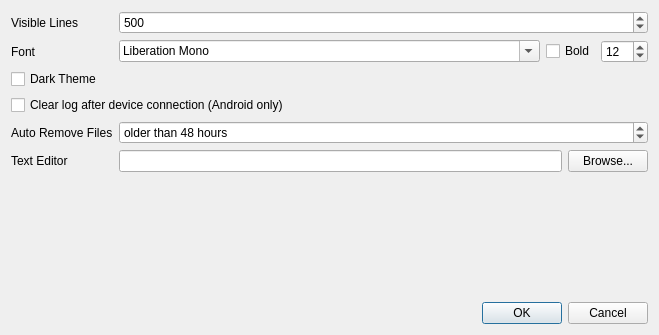
Old version of the form qdevicemonitor/SettingsDialog.ui in the repository alopatindev/qdevicemonitor.
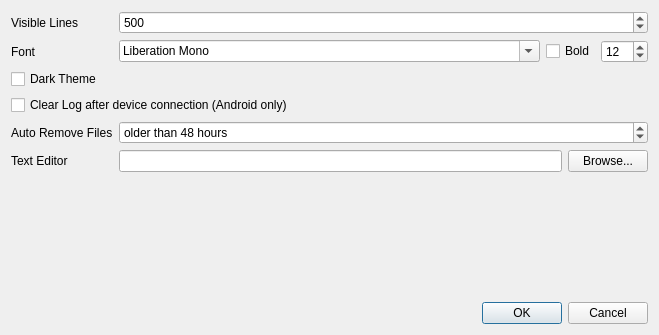
New version of the form.

Diff of the .ui file:
```diff
--- a/qdevicemonitor/SettingsDialog.ui
+++ b/qdevicemonitor/SettingsDialog.ui
@@ -168,7 +168,7 @@
    <item row="4" column="0" colspan="2">
     <widget class="QCheckBox" name="clearAndroidLogCheckBox">
      <property name="text">
-      <string>Clear log after device connection (Android only)</string>
+      <string>Clear Log after device connection (Android only)</string>
      </property>
     </widget>
    </item>
```
